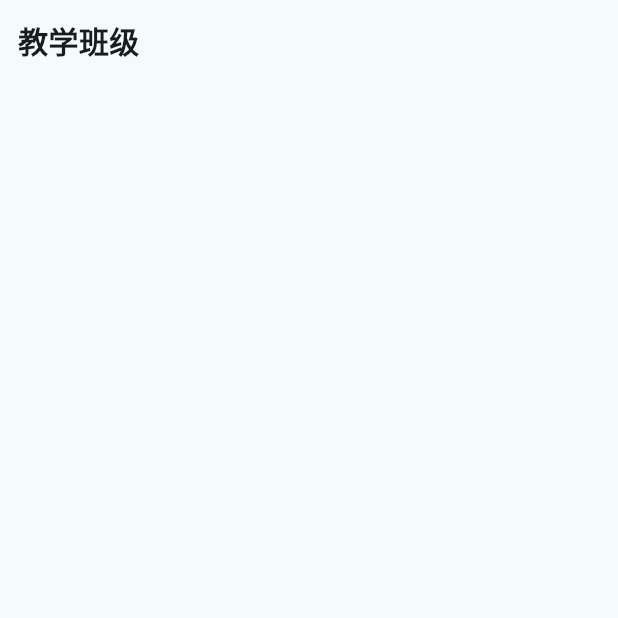
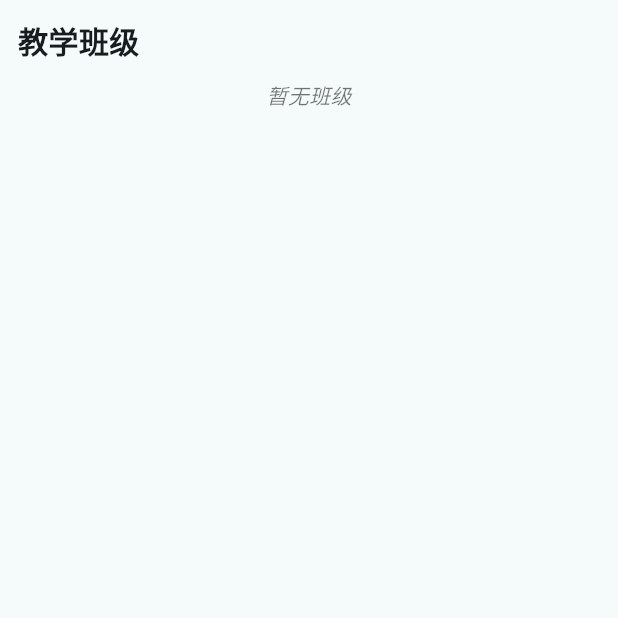
Before and after one commit to ieeningnwq/rollcaller, a Flutter app: the StudentClassPage screen opened directly, on a phone screen of 412 x 824 dp, the top half of it. Run offline on Flutter 3.47's test engine with Material 3 defaults, Android fonts, the phone set to English and light mode, and no system bars; drawn by our look-alikes of pull_to_refresh; our stand-ins replace flutter_screenutil, fluttertoast, font_awesome_flutter, sqflite; accounts and stored records are empty.

Commit message:
班级页面增加无数据提醒

```diff
--- a/lib/pages/random_call_page.dart
+++ b/lib/pages/random_call_page.dart
@@ -649,7 +649,7 @@ class _RandomCallPageState extends State<RandomCallPage>
 
   // 构建学生组列表
   Widget _buildStudentGroup({required bool isPickedGroup}) {
-    if (_randomCallerGroup!.students.isEmpty) {
+    if (_randomCallerGroup == null || _randomCallerGroup!.students.isEmpty) {
       return const Text(
         '暂无学生',
         style: TextStyle(color: Colors.black54, fontStyle: FontStyle.italic),
--- a/lib/pages/student_class_page.dart
+++ b/lib/pages/student_class_page.dart
@@ -70,8 +70,21 @@ class _StudentClassState extends State<StudentClassPage> {
                         onLoading: _onLoading,
                         child: ListView.builder(
                           scrollDirection: Axis.vertical,
-                          itemCount: snapshot.data?.length ?? 0,
+                          itemCount: _studentClassMap.isEmpty
+                              ? 1
+                              : _studentClassMap.length,
                           itemBuilder: (context, index) {
+                            if (_studentClassMap.isEmpty) {
+                              return Center(
+                                child: Text(
+                                  '暂无班级',
+                                  style: TextStyle(
+                                    color: Colors.black54,
+                                    fontStyle: FontStyle.italic,
+                                  ),
+                                ),
+                              );
+                            }
                             StudentClassModel studentClass = _studentClassMap
                                 .values
                                 .elementAt(index);
```
